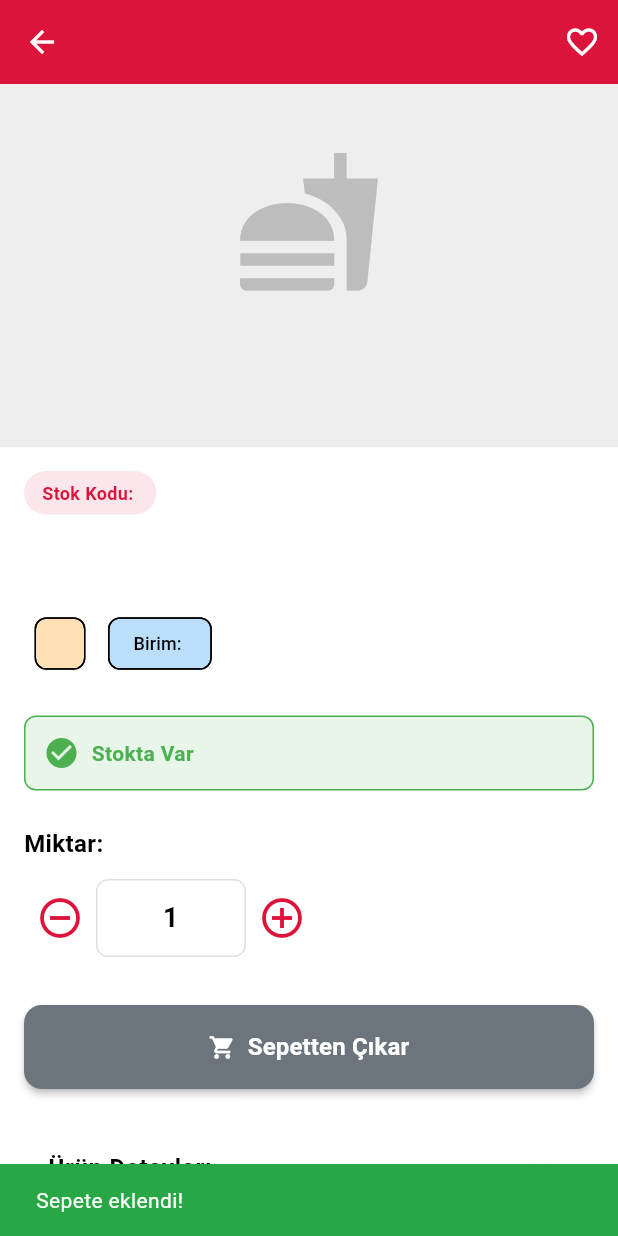
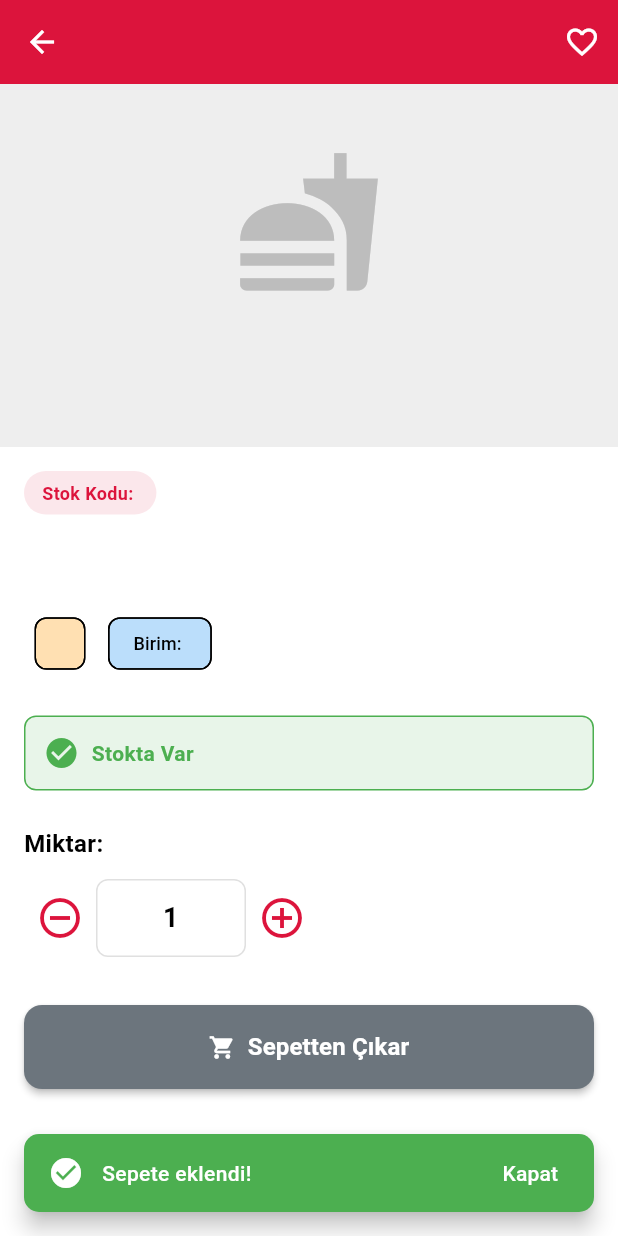
Before and after one commit to MuhammedEbrar/kaptan-catering-mobile, a Flutter app: the ProductDetailScreen screen opened directly with empty values, scrolled down 58 dp, after a tap on "Sepete Ekle", on a phone screen of 412 x 824 dp. Run offline on Flutter 3.47's test engine with Material 3 defaults, Android fonts, the light colour scheme and no system bars; our stand-ins replace dio, flutter_secure_storage, get_it, shared_preferences, shimmer; accounts and stored records are empty.

Commit message:
feat: Custom SnackBar ve Empty State widget eklendi

```diff
--- a/lib/presentation/screens/products/product_detail_screen.dart
+++ b/lib/presentation/screens/products/product_detail_screen.dart
@@ -4,6 +4,7 @@ import '../../../core/constants/app_colors.dart';
 import '../../../data/models/product_model.dart';
 import '../../providers/cart_provider.dart';
 import '../../widgets/animated_button.dart';
+import '../../widgets/custom_snackbar.dart';
 
 class ProductDetailScreen extends StatefulWidget {
   final ProductModel product;
@@ -38,12 +39,7 @@ class _ProductDetailScreenState extends State<ProductDetailScreen> {
           IconButton(
             icon: const Icon(Icons.favorite_border),
             onPressed: () {
-              ScaffoldMessenger.of(context).showSnackBar(
-                const SnackBar(
-                  content: Text('Favoriler özelliği yakında!'),
-                  duration: Duration(seconds: 1),
-                ),
-              );
+              CustomSnackBar.info(context, 'Favoriler özelliği yakında!');
             },
           ),
         ],
@@ -220,12 +216,7 @@ class _ProductDetailScreenState extends State<ProductDetailScreen> {
                         if (isInCart) {
                           await cartProvider.removeFromCart(widget.product.id);
                           if (mounted) {
-                            ScaffoldMessenger.of(context).showSnackBar(
-                              const SnackBar(
-                                content: Text('Sepetten çıkarıldı'),
-                                duration: Duration(seconds: 1),
-                              ),
-                            );
+                            CustomSnackBar.info(context, 'Sepetten çıkarıldı');
                           }
                         } else {
                           await cartProvider.addToCart(
@@ -233,23 +224,12 @@ class _ProductDetailScreenState extends State<ProductDetailScreen> {
                             quantity: _quantity,
                           );
                           if (mounted) {
-                            ScaffoldMessenger.of(context).showSnackBar(
-                              const SnackBar(
-                                content: Text('Sepete eklendi!'),
-                                backgroundColor: AppColors.success,
-                                duration: Duration(seconds: 2),
-                              ),
-                            );
+                            CustomSnackBar.success(context, 'Sepete eklendi!');
                           }
                         }
                       } catch (e) {
                         if (mounted) {
-                          ScaffoldMessenger.of(context).showSnackBar(
-                            SnackBar(
-                              content: Text(e.toString()),
-                              backgroundColor: AppColors.error,
-                            ),
-                          );
+                          CustomSnackBar.error(context, e.toString());
                         }
                       }
                     },
--- /dev/null
+++ b/lib/presentation/widgets/custom_snackbar.dart
@@ -0,0 +1,85 @@
+import 'package:flutter/material.dart';
+
+enum SnackBarType { success, error, info, warning }
+
+class CustomSnackBar {
+  static void show(
+    BuildContext context, {
+    required String message,
+    SnackBarType type = SnackBarType.info,
+    Duration duration = const Duration(seconds: 2),
+  }) {
+    Color backgroundColor;
+    IconData icon;
+
+    switch (type) {
+      case SnackBarType.success:
+        backgroundColor = Colors.green;
+        icon = Icons.check_circle;
+        break;
+      case SnackBarType.error:
+        backgroundColor = Colors.red;
+        icon = Icons.error;
+        break;
+      case SnackBarType.warning:
+        backgroundColor = Colors.orange;
+        icon = Icons.warning;
+        break;
+      case SnackBarType.info:
+        backgroundColor = Colors.blue;
+        icon = Icons.info;
+        break;
+    }
+
+    ScaffoldMessenger.of(context).showSnackBar(
+      SnackBar(
+        content: Row(
+          children: [
+            Icon(icon, color: Colors.white),
+            const SizedBox(width: 12),
+            Expanded(
+              child: Text(
+                message,
+                style: const TextStyle(
+                  color: Colors.white,
+                  fontSize: 14,
+                  fontWeight: FontWeight.w500,
+                ),
+              ),
+            ),
+          ],
+        ),
+        backgroundColor: backgroundColor,
+        behavior: SnackBarBehavior.floating,
+        shape: RoundedRectangleBorder(
+          borderRadius: BorderRadius.circular(10),
+        ),
+        margin: const EdgeInsets.all(16),
+        duration: duration,
+        action: SnackBarAction(
+          label: 'Kapat',
+          textColor: Colors.white,
+          onPressed: () {
+            ScaffoldMessenger.of(context).hideCurrentSnackBar();
+          },
+        ),
+      ),
+    );
+  }
+
+  static void success(BuildContext context, String message) {
+    show(context, message: message, type: SnackBarType.success);
+  }
+
+  static void error(BuildContext context, String message) {
+    show(context, message: message, type: SnackBarType.error);
+  }
+
+  static void warning(BuildContext context, String message) {
+    show(context, message: message, type: SnackBarType.warning);
+  }
+
+  static void info(BuildContext context, String message) {
+    show(context, message: message, type: SnackBarType.info);
+  }
+}
```
Also changed, not shown: lib/presentation/screens/favorites/favorites_screen.dart (+52 -90 lines), lib/presentation/widgets/empty_state_widget.dart (added, +97 -0 lines).
